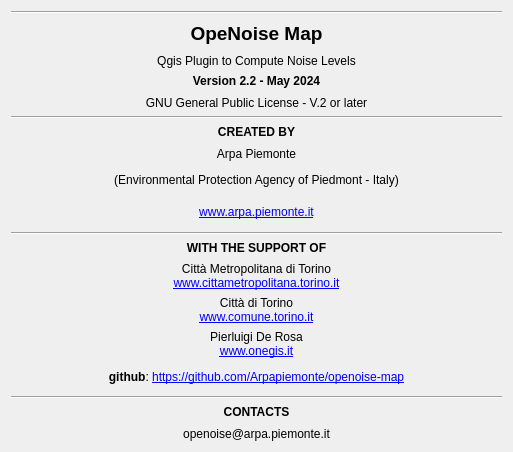
Before: the Qt Designer form tools/ui_Informations.ui in pierluigiderosa/openoise, drawn with Qt 5.
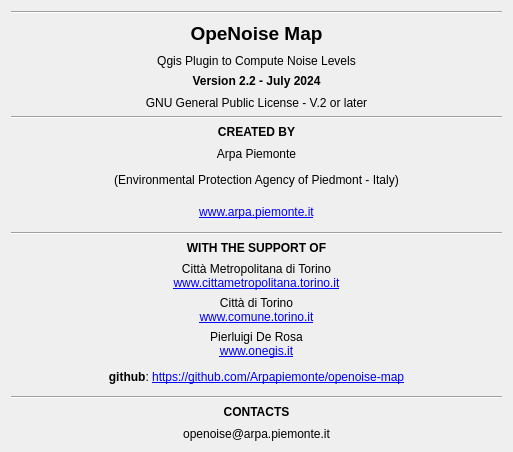
After: the same form once the commit is applied.

Diff of the .ui file:
```diff
--- a/tools/ui_Informations.ui
+++ b/tools/ui_Informations.ui
@@ -101,7 +101,7 @@
       </size>
      </property>
      <property name="text">
-      <string>&lt;html&gt;&lt;head/&gt;&lt;body&gt;&lt;p&gt;&lt;span style=&quot; font-weight:600;&quot;&gt;Version 2.2 - May 2024&lt;/span&gt;&lt;/p&gt;&lt;/body&gt;&lt;/html&gt;</string>
+      <string>&lt;html&gt;&lt;head/&gt;&lt;body&gt;&lt;p&gt;&lt;span style=&quot; font-weight:600;&quot;&gt;Version 2.2 - July 2024&lt;/span&gt;&lt;/p&gt;&lt;/body&gt;&lt;/html&gt;</string>
      </property>
      <property name="alignment">
       <set>Qt::AlignCenter</set>
```
